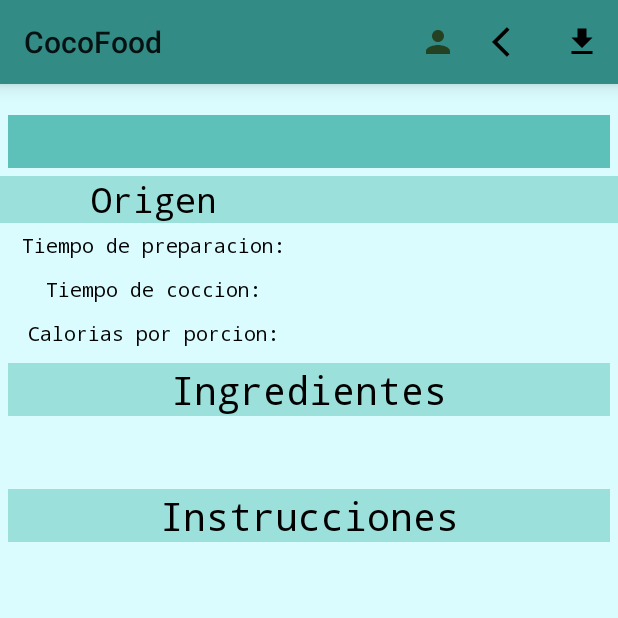
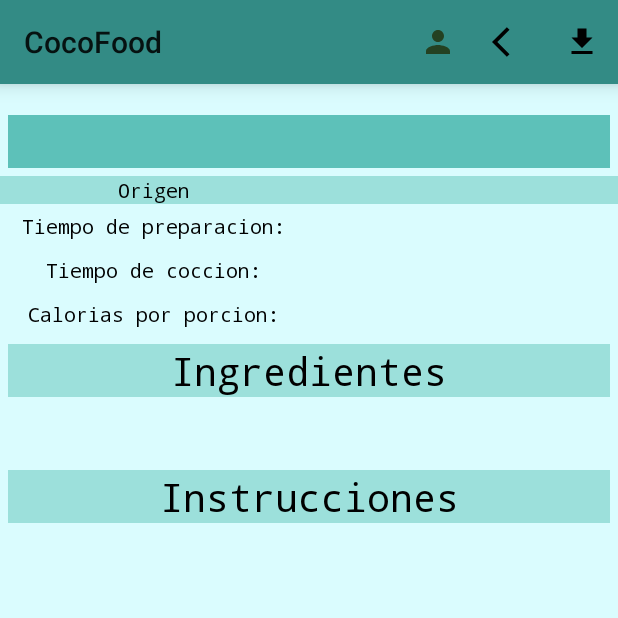
Before and after one commit to Jose-Ruival/G12-Seminario-TN, an Android app: the DetallesReceta screen opened directly, with no data from a screen before it, on a phone screen of 412 x 824 dp, the top half of it. Run offline under Robolectric (Android 15) with nearby library versions, the phone set to English and light mode, and no system bars; 3 statements that could not run were skipped.

Commit message:
modificacion detallesReceta 1

```diff
--- a/app/src/main/java/com/G12SeminarioTN/DetallesReceta.kt
+++ b/app/src/main/java/com/G12SeminarioTN/DetallesReceta.kt
@@ -12,6 +12,7 @@ import androidx.appcompat.app.AppCompatActivity
 import androidx.appcompat.widget.Toolbar
 import android.os.Handler
 import android.os.Looper
+import com.G12SeminarioTN.API.Ingredient
 
 
 class DetallesReceta : AppCompatActivity() {
@@ -42,7 +43,8 @@ class DetallesReceta : AppCompatActivity() {
         val intent = intent
         tv_nombre_detalle.text = intent.getStringExtra("nombre").toString()
         tv_origen_detalle.text = intent.getStringExtra("origen").toString()
-        tv_ingredientes_detalle.text = intent.getStringExtra("ingredientes").toString()
+        tv_ingredientes_detalle.text = (intent.getSerializableExtra("ingredientes") as? ArrayList<Ingredient>).toString()
+       // tv_ingredientes_detalle.text = intent.getStringExtra("ingredientes").toString()
     }
 
 
--- a/app/src/main/res/layout/activity_detalles_receta.xml
+++ b/app/src/main/res/layout/activity_detalles_receta.xml
@@ -38,7 +38,7 @@
         android:layout_width="match_parent"
         android:layout_height="wrap_content"
         android:text="Origen"
-        android:textSize="23sp"
+        android:textSize="13sp"
         android:gravity="center"
         android:textColor="@color/black"
         android:fontFamily="monospace"
@@ -53,7 +53,7 @@
         android:layout_width="match_parent"
         android:layout_height="wrap_content"
         android:text=""
-        android:textSize="23sp"
+        android:textSize="13sp"
         android:gravity="center"
         android:textColor="@color/black"
         android:fontFamily="monospace"
```
Also changed, not shown: app/src/main/res/layout/item_receta.xml (+5 -5 lines).
